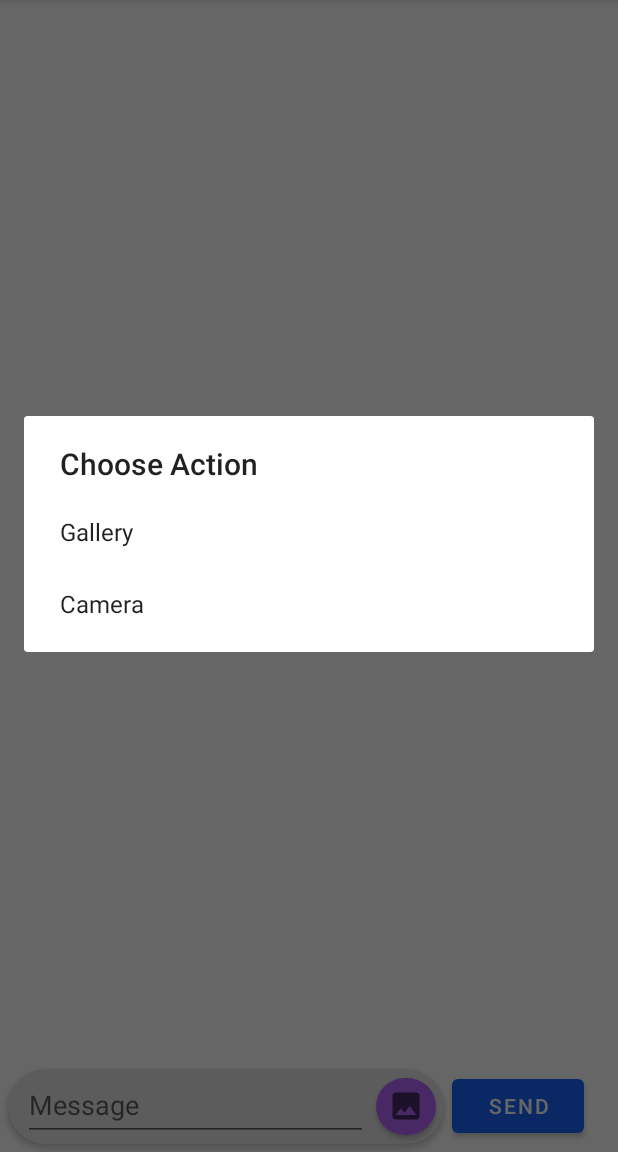
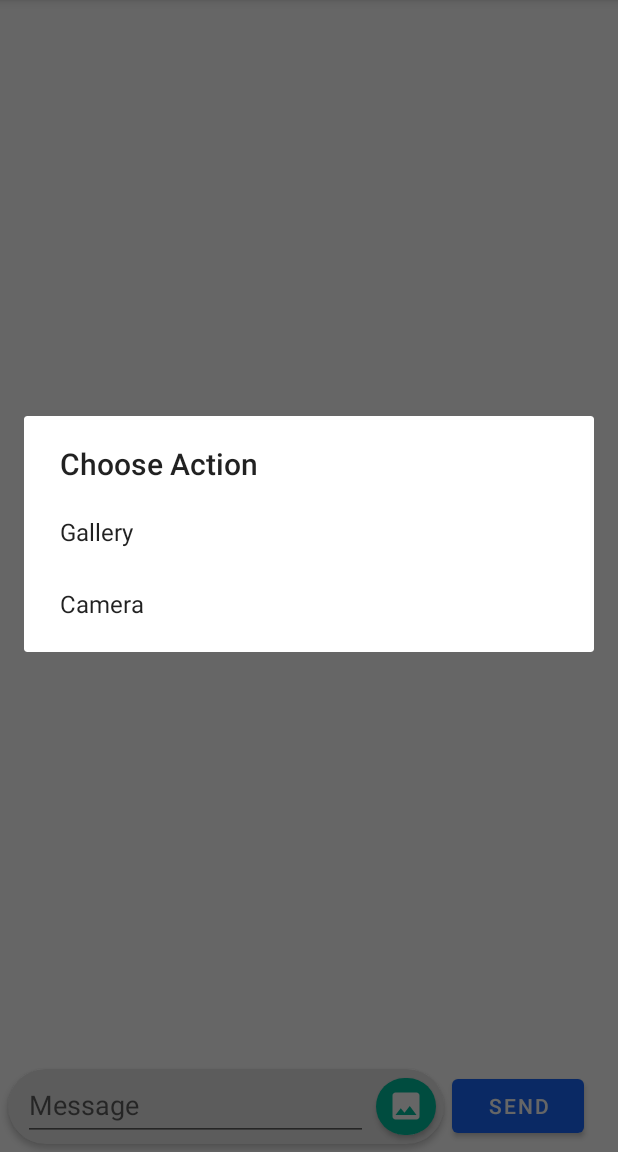
Before and after one commit to mobcom-group/homework3-android, an Android app: the screen it shows after launch (MainActivity), after a tap on an icon or button, on a phone screen of 412 x 824 dp, the part 84-1236 px from its top. Run offline under Robolectric (Android 15) with nearby library versions, the phone set to English and light mode, and no system bars; pictures from the network do not load.

Commit message:
change color send image

```diff
--- a/app/src/main/res/layout/activity_main.xml
+++ b/app/src/main/res/layout/activity_main.xml
@@ -120,9 +120,9 @@
                         android:layout_gravity="right"
                         android:layout_marginRight="5dp"
                         android:layout_toRightOf="@id/editText"
-                        android:foreground="@drawable/ic_baseline_image_24"
+                        android:foreground="@drawable/ic_baseline_image_24_white"
                         android:foregroundGravity="center"
-                        app:backgroundTint="@color/colorPurple"
+                        app:backgroundTint="@color/colorGreen"
                         app:cornerRadius="100dp"
                         app:layout_constraintStart_toStartOf="@id/editText"
                         tools:ignore="ButtonStyle,SpeakableTextPresentCheck,TouchTargetSizeCheck" />
```
